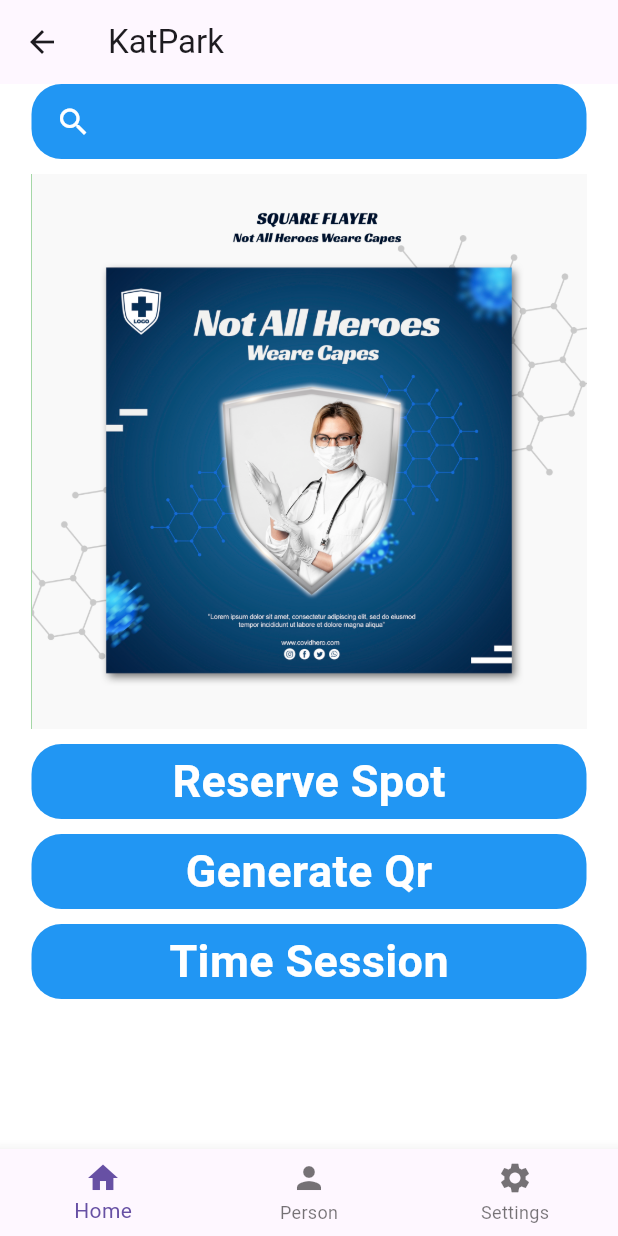
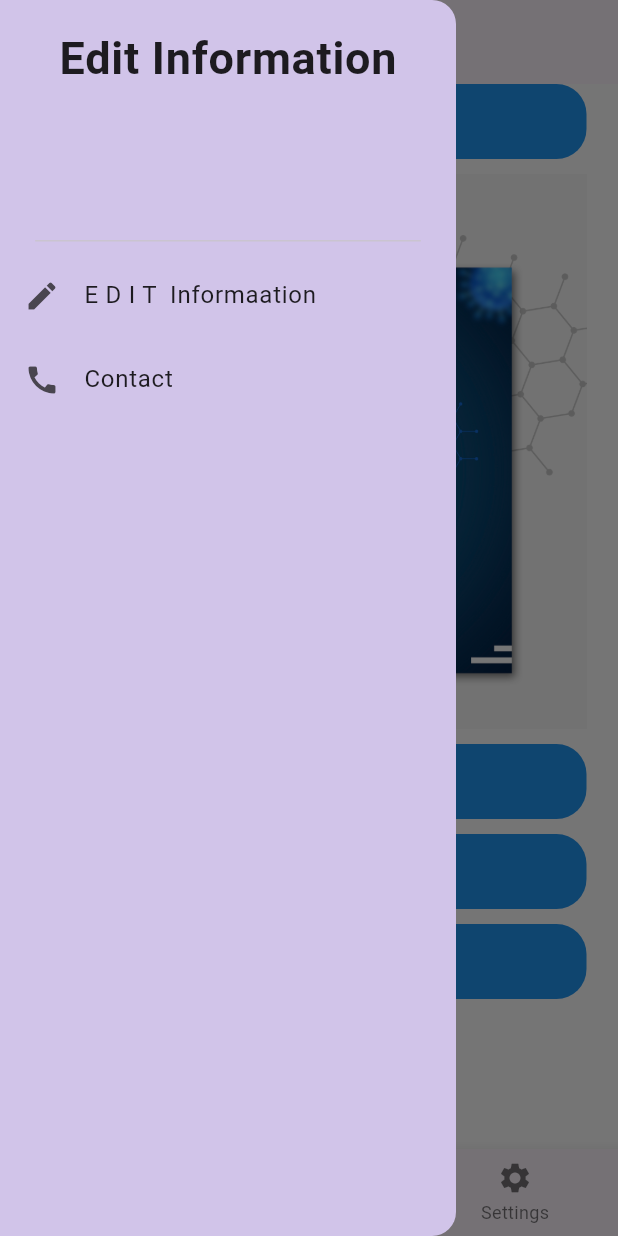
Before and after one commit to subod4/Yantra_1, a Flutter app: the CustomerHome screen opened directly, with the side drawer open (before the commit the screen has no drawer), on a phone screen of 412 x 824 dp. Run offline on Flutter 3.47's test engine with Material 3 defaults, Android fonts, the light colour scheme and no system bars.

Commit message:
added drawer

```diff
--- a/lib/pages/customer_home.dart
+++ b/lib/pages/customer_home.dart
@@ -24,6 +24,25 @@ class _MyAppState extends State<CustomerHome> {
     return  Scaffold(
 
       appBar: AppBar(title: Text("KatPark")),
+      drawer: Drawer(
+          backgroundColor: Colors.deepPurple[100],
+          child:Column
+            (
+            children: [
+              DrawerHeader(child: Text('Edit Information',style: TextStyle(fontSize: 30,fontWeight: FontWeight.bold),)),
+              ListTile(
+                leading:Icon(Icons.edit),
+                title: Text('E D I T  Informaation'),
+              ),
+              ListTile(
+                leading: Icon(Icons.call),
+                title: Text('Contact'),
+
+              )
+            ],
+          )
+
+      ) ,
       body: pages[currentPage],
       bottomNavigationBar: BottomNavigationBar(
           currentIndex: currentPage,
--- a/lib/pages/profile.dart
+++ b/lib/pages/profile.dart
@@ -14,6 +14,7 @@ class _ProfileState extends State<Profile> {
     return MaterialApp(
       debugShowCheckedModeBanner: false,
       home: Scaffold(
+
         backgroundColor: Colors.white,
         body: Column(
           children: [
```
